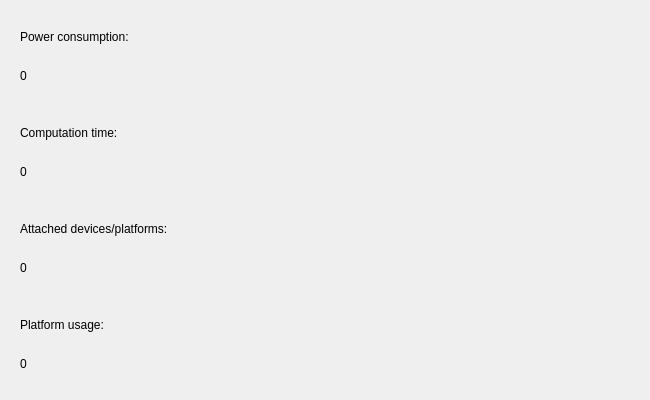
The window that src/gui/handler/ui/DetailDialog.ui (MaximilianFranz/hics) describes before a commit, drawn with Qt 5.
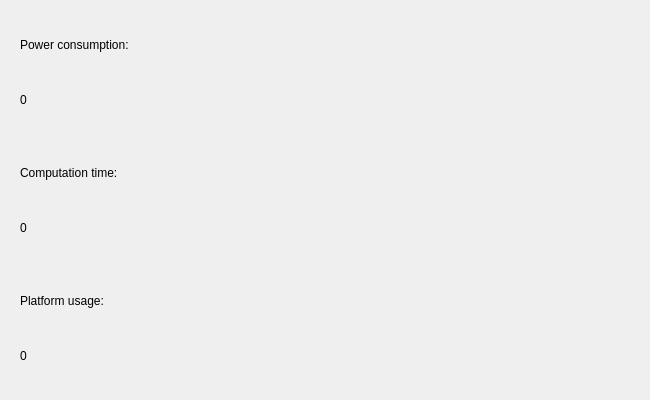
The same window after the commit.

Commit message: Removed attached platforms from DetailDialog.

```diff
--- a/src/gui/handler/ui/DetailDialog.ui
+++ b/src/gui/handler/ui/DetailDialog.ui
@@ -56,26 +56,6 @@
        </layout>
       </widget>
      </item>
-     <item>
-      <widget class="QFrame" name="attachedQFrame">
-       <layout class="QVBoxLayout" name="verticalLayout_3">
-        <item>
-         <widget class="QLabel" name="attachedCaptionQLabel">
-          <property name="text">
-           <string>Attached devices/platforms:</string>
-          </property>
-         </widget>
-        </item>
-        <item>
-         <widget class="QLabel" name="attachedQLabel">
-          <property name="text">
-           <string>0</string>
-          </property>
-         </widget>
-        </item>
-       </layout>
-      </widget>
-     </item>
      <item>
       <widget class="QFrame" name="platformUsageQFrame">
        <layout class="QVBoxLayout" name="verticalLayout_4">
```
The commit also changes 1 other file.
